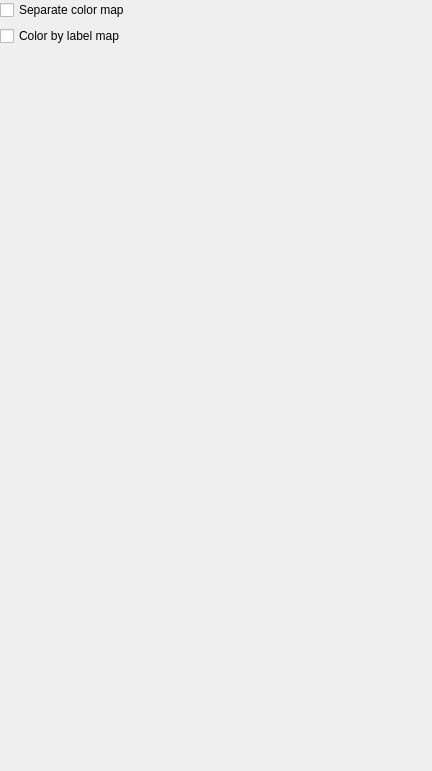
The window that tomviz/ModulePropertiesPanel.ui (OpenChemistry/tomviz) describes before a commit, drawn with Qt 5.
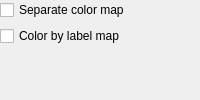
The same window after the commit.

Commit message:
Remove some layout properties we don't need
Simplifying some of the layout for the panels

Diff of the .ui file:
```diff
--- a/tomviz/ModulePropertiesPanel.ui
+++ b/tomviz/ModulePropertiesPanel.ui
@@ -2,14 +2,6 @@
 <ui version="4.0">
  <class>ModulePropertiesPanel</class>
  <widget class="QWidget" name="ModulePropertiesPanel">
-  <property name="geometry">
-   <rect>
-    <x>0</x>
-    <y>0</y>
-    <width>432</width>
-    <height>771</height>
-   </rect>
-  </property>
   <property name="windowTitle">
    <string>Form</string>
   </property>
```
The commit also changes 2 other files.
